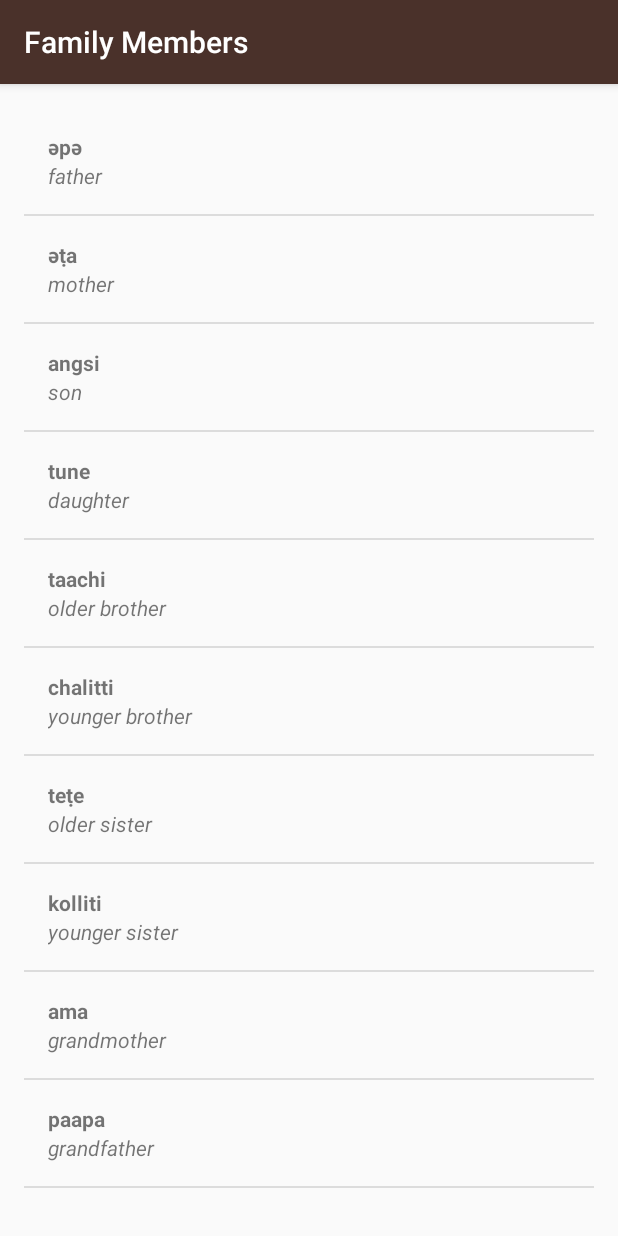
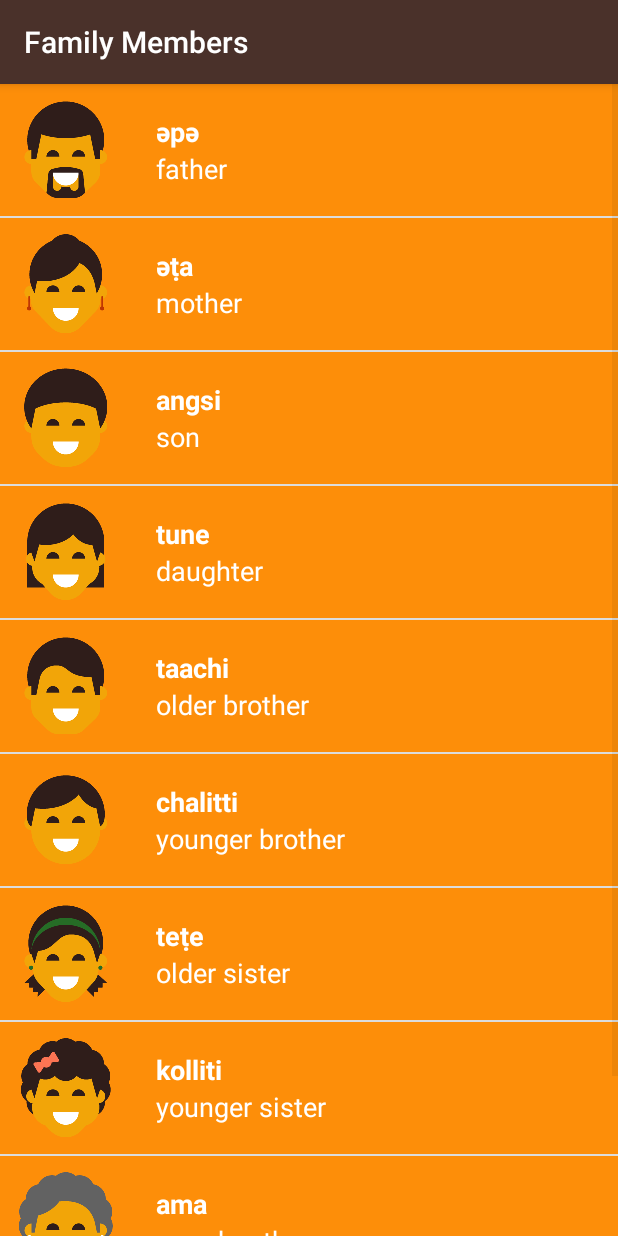
Before and after one commit to omega9999/Miwok, an Android app: the FamilyActivity screen opened directly, with no data from a screen before it, on a phone screen of 412 x 824 dp. Run offline under Robolectric (Android 15) with nearby library versions, the phone set to English and light mode, and no system bars.

Commit message:
add image to words

```diff
--- a/app/src/main/java/com/example/android/miwok/FamilyActivity.java
+++ b/app/src/main/java/com/example/android/miwok/FamilyActivity.java
@@ -16,16 +16,16 @@ public class FamilyActivity extends AppCompatActivity {
 
         // Create an array of words
         ArrayList<Word> words = new ArrayList<>();
-        words.add(new Word("father", "әpә"));
-        words.add(new Word("mother", "әṭa"));
-        words.add(new Word("son", "angsi"));
-        words.add(new Word("daughter", "tune"));
-        words.add(new Word("older brother", "taachi"));
-        words.add(new Word("younger brother", "chalitti"));
-        words.add(new Word("older sister", "teṭe"));
-        words.add(new Word("younger sister", "kolliti"));
-        words.add(new Word("grandmother ", "ama"));
-        words.add(new Word("grandfather", "paapa"));
+        words.add(new Word("father", "әpә", R.drawable.family_father));
+        words.add(new Word("mother", "әṭa", R.drawable.family_mother));
+        words.add(new Word("son", "angsi", R.drawable.family_son));
+        words.add(new Word("daughter", "tune", R.drawable.family_daughter));
+        words.add(new Word("older brother", "taachi", R.drawable.family_older_brother));
+        words.add(new Word("younger brother", "chalitti", R.drawable.family_younger_brother));
+        words.add(new Word("older sister", "teṭe", R.drawable.family_older_sister));
+        words.add(new Word("younger sister", "kolliti", R.drawable.family_younger_sister));
+        words.add(new Word("grandmother ", "ama", R.drawable.family_grandmother));
+        words.add(new Word("grandfather", "paapa", R.drawable.family_grandfather));
 
         // TODO https://developer.android.com/guide/topics/ui/layout/recyclerview.html
 
--- a/app/src/main/java/com/example/android/miwok/MainActivity.java
+++ b/app/src/main/java/com/example/android/miwok/MainActivity.java
@@ -42,6 +42,7 @@ public class MainActivity extends AppCompatActivity {
 
 
     public void manageOnClick(@Nullable final View view) {
+
         if (view != null) {
             Intent intent = null;
             switch (view.getId()) {
@@ -65,6 +66,5 @@ public class MainActivity extends AppCompatActivity {
 
             }
         }
-
     }
 }
--- a/app/src/main/java/com/example/android/miwok/Word.java
+++ b/app/src/main/java/com/example/android/miwok/Word.java
@@ -4,9 +4,17 @@ import androidx.annotation.CheckResult;
 import androidx.annotation.NonNull;
 
 public class Word {
+
+    public static int NO_IMAGE_ID = 0;
+
     public Word(@NonNull final String defaultTranslation, @NonNull  final String miwokTranslation) {
+        this(defaultTranslation,miwokTranslation, NO_IMAGE_ID);
+    }
+
+    public Word(@NonNull final String defaultTranslation, @NonNull  final String miwokTranslation, final int imageResourceId) {
         this.mMiwokTranslation = miwokTranslation;
         this.mDefaultTranslation = defaultTranslation;
+        this.mImageResourceId = imageResourceId;
     }
 
     @NonNull
@@ -15,8 +23,11 @@ public class Word {
         return this.mMiwokTranslation;
     }
 
-    public void setMiwokTranslation(@NonNull final String miwokTranslation) {
+    @NonNull
+    @CheckResult
+    public Word setMiwokTranslation(@NonNull final String miwokTranslation) {
         this.mMiwokTranslation = miwokTranslation;
+        return this;
     }
 
     @NonNull
@@ -25,12 +36,33 @@ public class Word {
         return this.mDefaultTranslation;
     }
 
-    public void setDefaultTranslation(@NonNull final String defaultTranslation) {
+    @NonNull
+    @CheckResult
+    public Word setDefaultTranslation(@NonNull final String defaultTranslation) {
         this.mDefaultTranslation = defaultTranslation;
+        return this;
+    }
+
+    @CheckResult
+    public int getImageResourceId() {
+        return this.mImageResourceId;
+    }
+
+    @NonNull
+    @CheckResult
+    public Word setImageResourceId(final int imageResourceId) {
+        this.mImageResourceId = imageResourceId;
+        return this;
+    }
+
+    @CheckResult
+    public boolean hasImage(){
+        return getImageResourceId() != NO_IMAGE_ID;
     }
 
     private String mMiwokTranslation;
     private String mDefaultTranslation;
+    private int mImageResourceId;
 
     private static final String TAG = Word.class.getSimpleName();
 }
--- a/app/src/main/java/com/example/android/miwok/WordAdapter.java
+++ b/app/src/main/java/com/example/android/miwok/WordAdapter.java
@@ -8,6 +8,7 @@ import android.view.LayoutInflater;
 import android.view.View;
 import android.view.ViewGroup;
 import android.widget.ArrayAdapter;
+import android.widget.ImageView;
 import android.widget.TextView;
 
 import androidx.annotation.NonNull;
@@ -29,17 +30,23 @@ public class WordAdapter extends ArrayAdapter<Word> {
             Log.d(TAG, String.format("LayoutInflater for position %1$s", position));
             view = LayoutInflater.from(getContext()).inflate(LIST_ITEM, parent, false);
         }
-        else{
-            clearView(view);
-        }
+        clearView(view);
+
         TextView miwokWord = view.findViewById(R.id.miwok_text_view);
         TextView defaultWord = view.findViewById(R.id.default_text_view);
+        ImageView imageView = view.findViewById(R.id.image);
 
         final Word word = getItem(position);
         if (word != null) {
             defaultWord.setText(word.getDefaultTranslation());
             miwokWord.setText(word.getMiwokTranslation());
+            if (word.hasImage()){
+                imageView.setVisibility(View.VISIBLE);
+                imageView.setImageResource(word.getImageResourceId());
+            }
         }
+
+        view.setBackgroundColor(view.getResources().getColor(R.color.category_numbers));
 
         /*
         * put a dark rectangle behind the view and set the view's opacity. This saves painting the rectangle when the view is 100% opaque.
@@ -61,9 +68,12 @@ public class WordAdapter extends ArrayAdapter<Word> {
     private void clearView(@NonNull final View view){
         TextView miwokWord = view.findViewById(R.id.miwok_text_view);
         TextView defaultWord = view.findViewById(R.id.default_text_view);
+        ImageView imageView = view.findViewById(R.id.image);
 
         miwokWord.setText(null);
         defaultWord.setText(null);
+        imageView.setImageResource(Word.NO_IMAGE_ID);
+        imageView.setVisibility(View.GONE);
     }
 
     private static final int LIST_ITEM = R.layout.list_item;
--- a/app/src/main/res/layout/list_item.xml
+++ b/app/src/main/res/layout/list_item.xml
@@ -1,24 +1,45 @@
 <?xml version="1.0" encoding="utf-8"?>
 <LinearLayout xmlns:android="http://schemas.android.com/apk/res/android"
     xmlns:tools="http://schemas.android.com/tools"
-    android:id="@+id/row"
     android:layout_width="match_parent"
     android:layout_height="match_parent"
-    android:padding="16dp"
-    android:orientation="vertical">
+    android:background="@color/tan_background"
+    android:minHeight="@dimen/list_item_height"
+    android:orientation="horizontal">
+
+    <ImageView
+        android:id="@+id/image"
+        android:layout_width="@dimen/list_item_height"
+        android:layout_height="@dimen/list_item_height" />
+
+    <LinearLayout
+        android:id="@+id/text_container"
+        android:layout_width="match_parent"
+        android:layout_height="match_parent"
+        android:background="@color/category_numbers"
+        android:orientation="vertical"
+        android:paddingStart="16dp"
+        android:paddingLeft="16dp">
 
         <TextView
             android:id="@+id/miwok_text_view"
             android:layout_width="match_parent"
-        android:layout_height="wrap_content"
+            android:layout_height="0dp"
+            android:layout_weight="1"
+            android:gravity="bottom"
+            android:textAppearance="?android:textAppearanceMedium"
+            android:textColor="@android:color/white"
             android:textStyle="bold"
             tools:text="Miwok language" />
 
         <TextView
             android:id="@+id/default_text_view"
             android:layout_width="match_parent"
-        android:layout_height="wrap_content"
-        android:textStyle="italic"
+            android:layout_height="0dp"
+            android:layout_weight="1"
+            android:gravity="top"
+            android:textAppearance="?android:textAppearanceMedium"
+            android:textColor="@android:color/white"
             tools:text="English language" />
-
     </LinearLayout>
+</LinearLayout>
--- a/app/src/main/res/layout/word_list.xml
+++ b/app/src/main/res/layout/word_list.xml
@@ -3,8 +3,4 @@
     android:id="@+id/list"
     android:layout_width="match_parent"
     android:layout_height="match_parent"
-    android:orientation="vertical"
-    android:paddingLeft="@dimen/activity_horizontal_margin"
-    android:paddingTop="@dimen/activity_vertical_margin"
-    android:paddingRight="@dimen/activity_horizontal_margin"
-    android:paddingBottom="@dimen/activity_vertical_margin" />
+    android:orientation="vertical" />
--- a/app/src/main/res/values/colors.xml
+++ b/app/src/main/res/values/colors.xml
@@ -10,9 +10,6 @@
          limitations under the License.
     -->
 <resources>
-    <color name="colorPrimary">#008577</color>
-    <color name="colorPrimaryDark">#00574B</color>
-    <color name="colorAccent">#D81B60</color>
     <!-- Primary color of the app (shown in the app bar) -->
     <color name="primary_color">#4A312A</color>
 
@@ -33,4 +30,6 @@
 
     <!-- Background color for the phrases category -->
     <color name="category_phrases">#16AFCA</color>
+
+    <color name="text">#FFFFFF</color>
 </resources>
```
Also changed, not shown: app/src/main/java/com/example/android/miwok/ColorsActivity.java (+11 -8 lines), app/src/main/java/com/example/android/miwok/NumbersActivity.java (+10 -10 lines), app/src/main/res/values/styles.xml (+10 -4 lines). Lines whose indentation alone changed are shown as unchanged.
